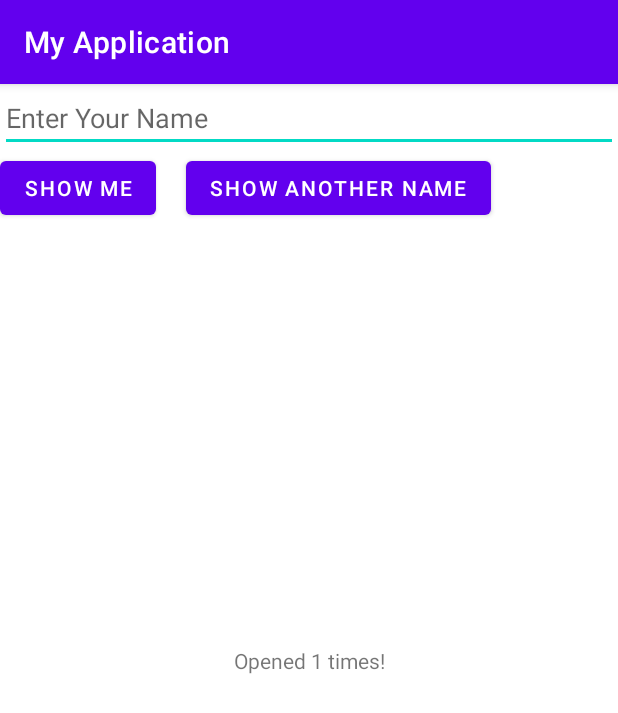
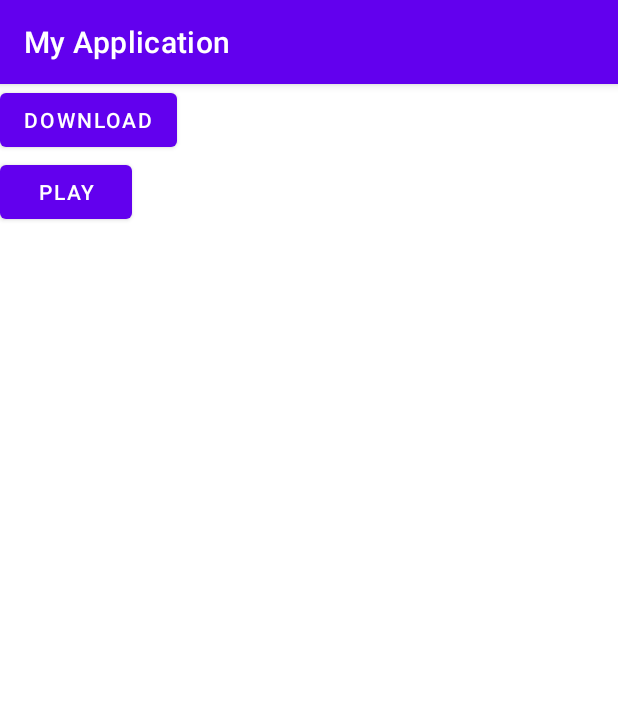
Before and after one commit to meet18091998/Mobile-Computing-Winter-2022-Tutorials, an Android app: the screen it shows after launch (MainActivity), on a phone screen of 412 x 824 dp. Shown: the top 713 px of the screen. Run offline under Robolectric (Android 15) with nearby library versions, the phone set to English and light mode, and no system bars.

Commit message:
Kotlin base code for Work Manager and enqueuing a request.
You can use the Java code from the Android base documentation.

```diff
--- a/app/src/main/java/com/mc2022/template/MainActivity.java
+++ /dev/null
@@ -1,69 +0,0 @@
-package com.mc2022.template;
-
-import androidx.appcompat.app.AppCompatActivity;
-
-import android.content.Intent;
-import android.content.SharedPreferences;
-import android.os.Bundle;
-import android.view.View;
-import android.widget.Button;
-import android.widget.EditText;
-import android.widget.TextView;
-
-import org.w3c.dom.Text;
-
-public class MainActivity extends AppCompatActivity {
-
-    SharedPreferences sharedPref;
-    int openCount = 0;
-
-    @Override
-    protected void onCreate(Bundle savedInstanceState) {
-        super.onCreate(savedInstanceState);
-        setContentView(R.layout.activity_main);
-
-        sharedPref = getSharedPreferences("my-application", MODE_PRIVATE);
-
-        ((Button)findViewById(R.id.show_me)).setOnClickListener(new View.OnClickListener() {
-            @Override
-            public void onClick(View view) {
-               String name = ((EditText)findViewById(R.id.my_name)).getText().toString();
-
-               Intent intent = new Intent(getApplicationContext(), ShowMyName.class);
-               intent.putExtra("my_name", name);
-               startActivity(intent);
-            }
-        });
-
-        ((Button)findViewById(R.id.show_another_name)).setOnClickListener(new View.OnClickListener() {
-            @Override
-            public void onClick(View view) {
-                String name = ((EditText)findViewById(R.id.my_name)).getText().toString();
-
-                Intent intent = new Intent(getApplicationContext(), ShowMyAnotherName.class);
-                intent.putExtra("my_name", name);
-                startActivity(intent);
-            }
-        });
-    }
-
-    @Override
-    protected void onStart() {
-        super.onStart();
-
-        openCount = sharedPref.getInt("open-count-new", 0);
-        openCount += 1;
-        TextView tv = (TextView) findViewById(R.id.openCount);
-
-        tv.setText("Opened " + openCount + " times!");
-    }
-
-    @Override
-    protected void onStop() {
-        super.onStop();
-
-        SharedPreferences.Editor ed = sharedPref.edit();
-        ed.putInt("open-count-new", openCount);
-        ed.apply();
-    }
-}
--- a/app/src/main/res/layout/activity_main.xml
+++ b/app/src/main/res/layout/activity_main.xml
@@ -1,45 +1,23 @@
 <?xml version="1.0" encoding="utf-8"?>
-<androidx.constraintlayout.widget.ConstraintLayout xmlns:android="http://schemas.android.com/apk/res/android"
+<LinearLayout xmlns:android="http://schemas.android.com/apk/res/android"
     xmlns:app="http://schemas.android.com/apk/res-auto"
     xmlns:tools="http://schemas.android.com/tools"
     android:layout_width="match_parent"
     android:layout_height="match_parent"
+    android:orientation="vertical"
     tools:context=".MainActivity">
 
-    <TextView
-        android:id="@+id/openCount"
+    <Button
+        android:id="@+id/download_song"
+        android:text="Download"
         android:layout_width="wrap_content"
-        android:layout_height="wrap_content"
-        android:text="Hello World!"
-        app:layout_constraintBottom_toBottomOf="parent"
-        app:layout_constraintLeft_toLeftOf="parent"
-        app:layout_constraintRight_toRightOf="parent"
-        app:layout_constraintTop_toTopOf="parent" />
+        android:layout_height="wrap_content" />
 
-    <EditText
-        android:id="@+id/my_name"
-        app:layout_constraintTop_toTopOf="parent"
-        app:layout_constraintLeft_toLeftOf="parent"
-        android:layout_width="match_parent"
-        android:layout_height="wrap_content"
-        android:hint="Enter Your Name"/>
 
     <Button
-        android:id="@+id/show_me"
+        android:id="@+id/play_song"
+        android:text="Play"
         android:layout_width="wrap_content"
-        android:layout_height="wrap_content"
-        android:text="Show Me"
-        app:layout_constraintTop_toBottomOf="@id/my_name"
-        app:layout_constraintLeft_toLeftOf="parent"/>
+        android:layout_height="wrap_content" />
 
-    <Button
-        android:id="@+id/show_another_name"
-        android:layout_width="wrap_content"
-        android:layout_height="wrap_content"
-        android:text="Show Another Name"
-        app:layout_constraintLeft_toRightOf="@id/show_me"
-        android:layout_marginLeft="20dp"
-        app:layout_constraintBottom_toBottomOf="@id/show_me" />
-
-
-</androidx.constraintlayout.widget.ConstraintLayout>
+</LinearLayout>
--- a/app/src/main/res/values/strings.xml
+++ b/app/src/main/res/values/strings.xml
@@ -1,3 +1,5 @@
 <resources>
     <string name="app_name">My Application</string>
+    <string name="song_url">https://faculty.iiitd.ac.in/~mukulika/s1.mp3</string>
+    <string name="downloaded_song_name">music.mp3</string>
 </resources>
```
Also changed, not shown: app/build.gradle (+20 -4 lines), app/src/main/AndroidManifest.xml (+7 -4 lines), app/src/main/java/com/mc2022/template/DownloadMusic.kt (added, +79 -0 lines), app/src/main/java/com/mc2022/template/MainActivity.kt (added, +64 -0 lines), app/src/main/java/com/mc2022/template/ShowMyAnotherName.kt (deleted, +0 -24 lines), app/src/main/java/com/mc2022/template/ShowMyName.java (deleted, +0 -21 lines), app/src/main/res/layout/activity_show_my_another_name.xml (deleted, +0 -27 lines), app/src/main/res/layout/activity_show_my_name.xml (deleted, +0 -16 lines).
